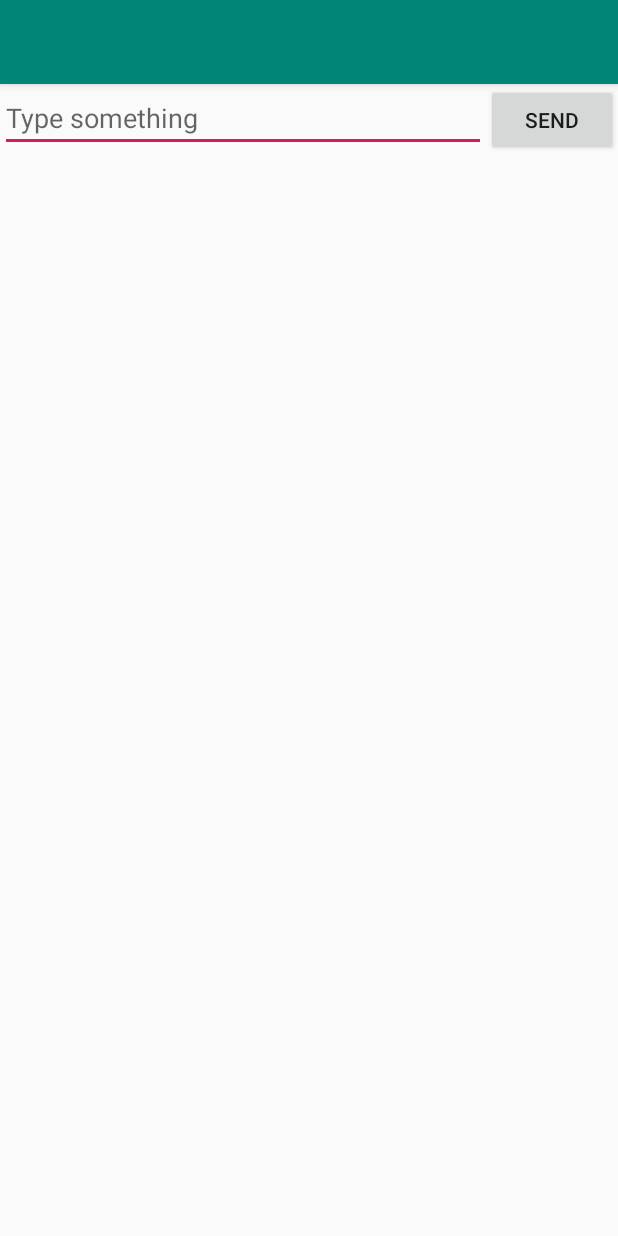
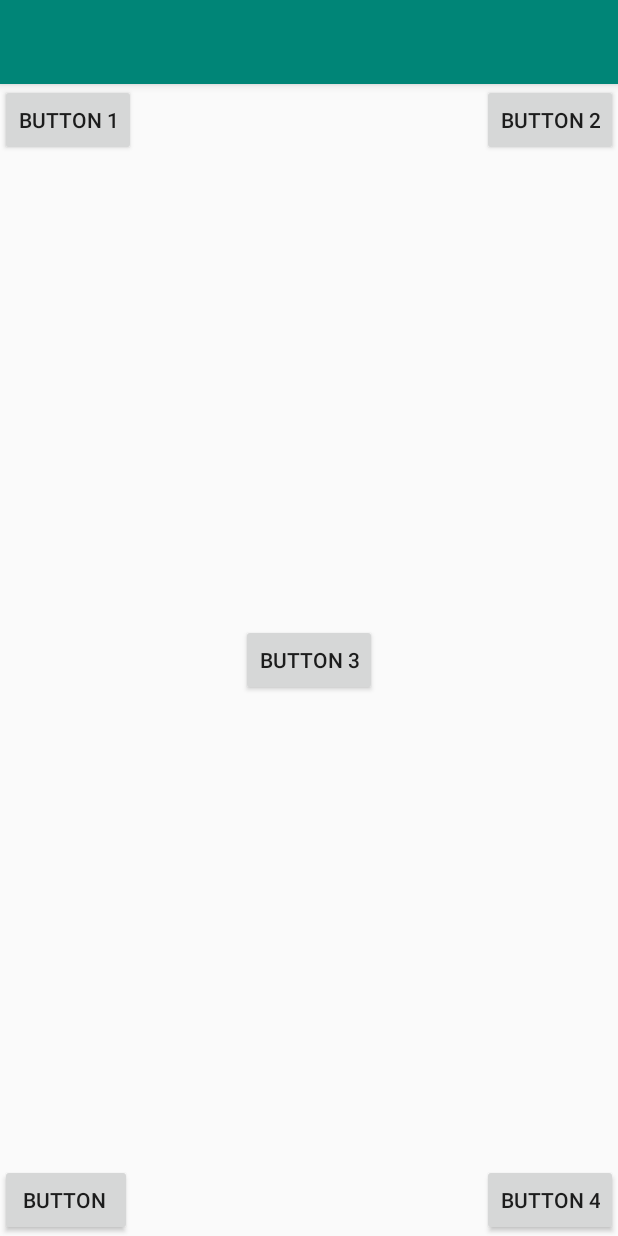
Before and after one commit to zhouyu1123/Android-sample, an Android app: the screen it shows after launch (MainActivity), on a phone screen of 412 x 824 dp. Run offline under Robolectric (Android 15) with nearby library versions, the phone set to English and light mode, and no system bars.

Commit message:
3.3.2 相对布局

```diff
--- a/UILayoutTest/app/src/main/res/layout/activity_main.xml
+++ b/UILayoutTest/app/src/main/res/layout/activity_main.xml
@@ -1,24 +1,51 @@
 <?xml version="1.0" encoding="utf-8"?>
-<LinearLayout xmlns:android="http://schemas.android.com/apk/res/android"
+<RelativeLayout xmlns:android="http://schemas.android.com/apk/res/android"
    android:orientation="horizontal"
     android:layout_width="match_parent"
     android:layout_height="match_parent">
 
- <!-- android:layout_width=1;代表EdiText 和 Button水平方向平分宽度 -->
-    <EditText
-        android:id = "@+id/input_message"
-        android:layout_width="0dp"
-        android:layout_height="wrap_content"
-        android:layout_weight="1"
-        android:hint="Type something">
-    </EditText>
+    <!-- 父布局的左上角布局 -->
+ <Button
+     android:id = "@+id/button1"
+     android:layout_width="wrap_content"
+     android:layout_height="wrap_content"
+     android:layout_alignParentLeft="true"
+     android:layout_alignParentTop="true"
+     android:text= "button 1"/>
 
-    <!-- android:layout_weight="1"-->
+    <!-- 父布局的右上角布局 -->
     <Button
+        android:id = "@+id/button2"
         android:layout_width="wrap_content"
         android:layout_height="wrap_content"
-        android:id = "@+id/send"
-        android:text="Send" >
-    </Button>
+        android:layout_alignParentRight="true"
+        android:layout_alignParentTop="true"
+        android:text= "button 2"/>
 
-</LinearLayout>
+    <!-- 父布局的中间布局 -->
+    <Button
+        android:id = "@+id/button3"
+        android:layout_width="wrap_content"
+        android:layout_height="wrap_content"
+        android:layout_centerInParent="true"
+        android:text= "button 3"/>
+
+    <!-- 父布局的右下角布局 -->
+    <Button
+        android:id = "@+id/button4"
+        android:layout_width="wrap_content"
+        android:layout_height="wrap_content"
+        android:layout_alignParentBottom="true"
+        android:layout_alignParentRight="true"
+        android:text= "button 4"/>
+    <!-- 父布局的左下角布局 -->
+    <Button
+        android:id = "@+id/button5"
+        android:layout_width="wrap_content"
+        android:layout_height="wrap_content"
+        android:layout_alignParentBottom="true"
+        android:layout_alignParentLeft="true"
+        android:text= "button "/>
+
+
+</RelativeLayout>
```
